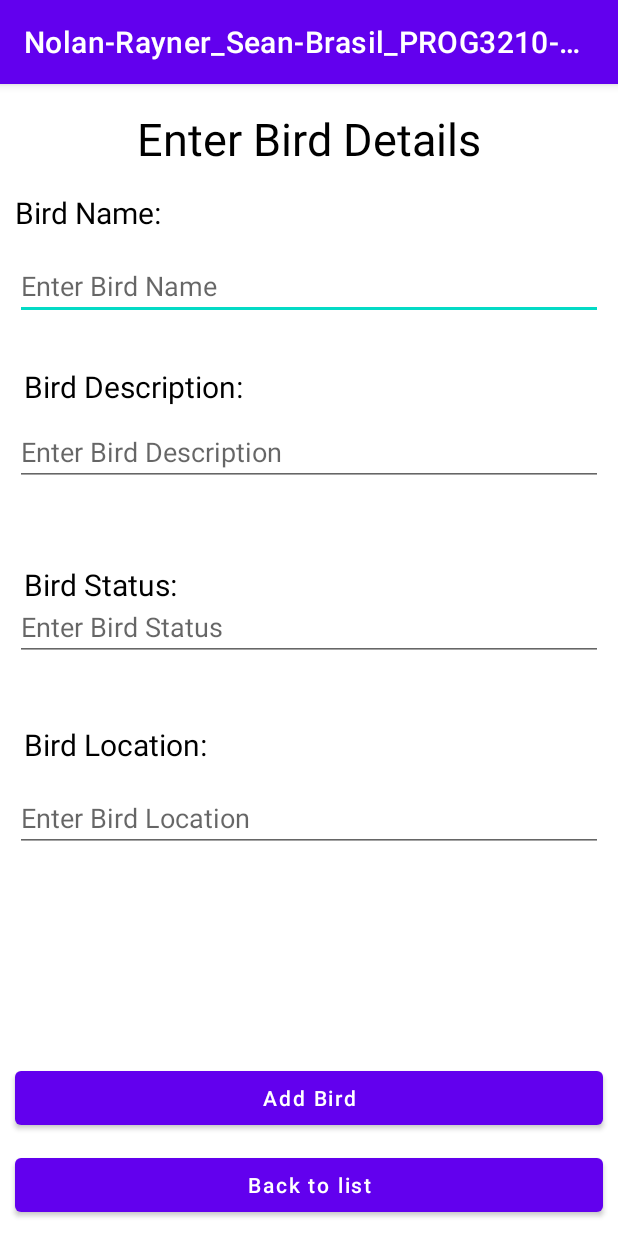
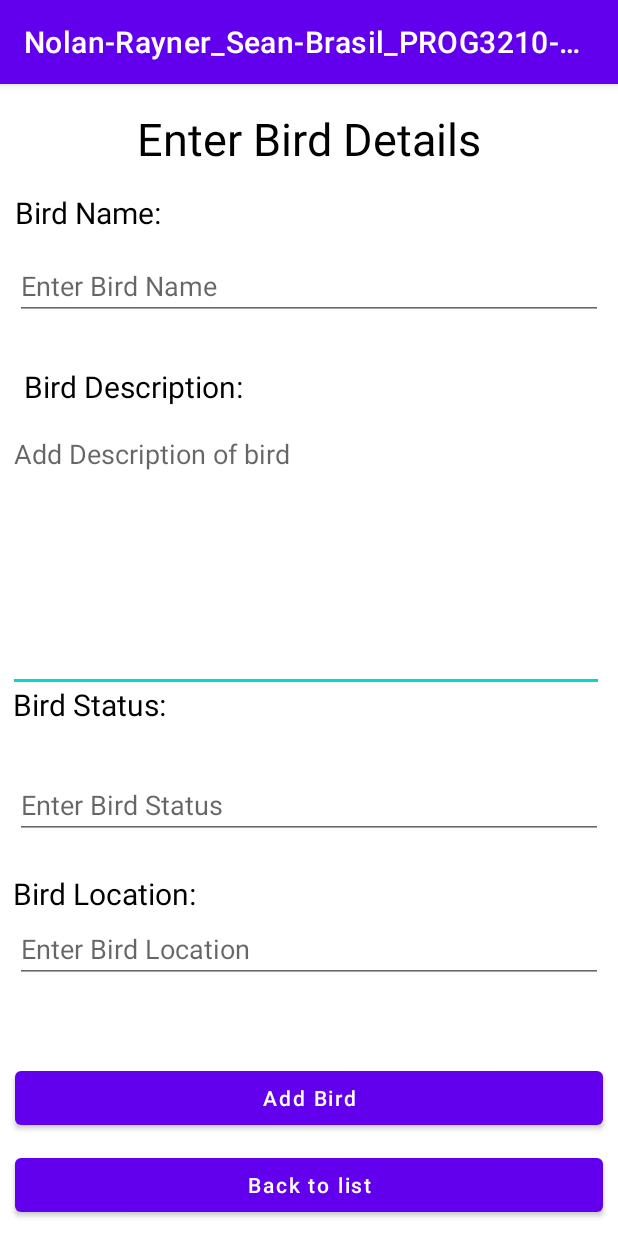
Before and after one commit to Nolan-Git/FinalProject, an Android app: the addBirdActivity screen opened directly, with no data from a screen before it, on a phone screen of 412 x 824 dp. Run offline under Robolectric (Android 15) with nearby library versions, the light colour scheme and no system bars.

Commit message:
Just some stuff

```diff
--- a/FinalProject/NolanRayner_SeanBrasil_PROG3210-FinalProject/app/src/main/res/layout/activity_add_bird.xml
+++ b/FinalProject/NolanRayner_SeanBrasil_PROG3210-FinalProject/app/src/main/res/layout/activity_add_bird.xml
@@ -6,32 +6,22 @@
     android:layout_height="match_parent"
     tools:context=".addBirdActivity">
 
-    <TextView
-        android:id="@+id/textView10"
-        android:layout_width="wrap_content"
-        android:layout_height="wrap_content"
-        android:layout_marginTop="320dp"
-        android:text="Bird Status:"
-        android:textColor="@color/black"
-        android:textSize="20dp"
+    <EditText
+        android:id="@+id/idEdtBirdDescription"
+        android:layout_width="397dp"
+        android:layout_height="181dp"
+        android:layout_marginTop="224dp"
+        android:ems="10"
+        android:gravity="start|top"
+        android:hint="Add Description of bird"
+        android:inputType="textMultiLine"
+        android:scrollbars="vertical"
+        app:layout_constraintBottom_toTopOf="@+id/idUPDBirdStatus"
         app:layout_constraintEnd_toEndOf="parent"
-        app:layout_constraintHorizontal_bias="0.051"
-        app:layout_constraintStart_toStartOf="parent"
-        app:layout_constraintTop_toTopOf="parent" />
-
-    <TextView
-        android:id="@+id/textView11"
-        android:layout_width="wrap_content"
-        android:layout_height="wrap_content"
-        android:text="Bird Location:"
-        android:textColor="@color/black"
-        android:textSize="20dp"
-        app:layout_constraintBottom_toBottomOf="parent"
-        app:layout_constraintEnd_toEndOf="parent"
-        app:layout_constraintHorizontal_bias="0.055"
+        app:layout_constraintHorizontal_bias="0.357"
         app:layout_constraintStart_toStartOf="parent"
         app:layout_constraintTop_toTopOf="parent"
-        app:layout_constraintVertical_bias="0.576" />
+        app:layout_constraintVertical_bias="0.794" />
 
     <TextView
         android:id="@+id/textView9"
@@ -79,9 +69,37 @@
         android:hint="Enter Bird Location"
         app:layout_constraintBottom_toBottomOf="parent"
         app:layout_constraintEnd_toEndOf="parent"
+        app:layout_constraintHorizontal_bias="0.526"
         app:layout_constraintStart_toStartOf="parent"
         app:layout_constraintTop_toTopOf="parent"
-        app:layout_constraintVertical_bias="0.65" />
+        app:layout_constraintVertical_bias="0.774" />
+
+    <TextView
+        android:id="@+id/textView11"
+        android:layout_width="wrap_content"
+        android:layout_height="wrap_content"
+        android:text="Bird Location:"
+        android:textColor="@color/black"
+        android:textSize="20dp"
+        app:layout_constraintBottom_toBottomOf="parent"
+        app:layout_constraintEnd_toEndOf="parent"
+        app:layout_constraintHorizontal_bias="0.031"
+        app:layout_constraintStart_toStartOf="parent"
+        app:layout_constraintTop_toTopOf="parent"
+        app:layout_constraintVertical_bias="0.71" />
+
+    <TextView
+        android:id="@+id/textView10"
+        android:layout_width="wrap_content"
+        android:layout_height="wrap_content"
+        android:layout_marginTop="400dp"
+        android:text="Bird Status:"
+        android:textColor="@color/black"
+        android:textSize="20dp"
+        app:layout_constraintEnd_toEndOf="parent"
+        app:layout_constraintHorizontal_bias="0.029"
+        app:layout_constraintStart_toStartOf="parent"
+        app:layout_constraintTop_toTopOf="parent" />
 
     <EditText
         android:id="@+id/idEdtBirdStatus"
@@ -91,22 +109,10 @@
         android:hint="Enter Bird Status"
         app:layout_constraintBottom_toBottomOf="parent"
         app:layout_constraintEnd_toEndOf="parent"
+        app:layout_constraintHorizontal_bias="0.157"
         app:layout_constraintStart_toStartOf="parent"
         app:layout_constraintTop_toTopOf="parent"
-        app:layout_constraintVertical_bias="0.469" />
-
-    <EditText
-        android:id="@+id/idEdtBirdDescription"
-        android:layout_width="match_parent"
-        android:layout_height="wrap_content"
-        android:layout_margin="10dp"
-        android:hint="Enter Bird Description"
-        app:layout_constraintBottom_toBottomOf="parent"
-        app:layout_constraintEnd_toEndOf="parent"
-        app:layout_constraintHorizontal_bias="1.0"
-        app:layout_constraintStart_toStartOf="parent"
-        app:layout_constraintTop_toTopOf="parent"
-        app:layout_constraintVertical_bias="0.303" />
+        app:layout_constraintVertical_bias="0.638" />
 
     <Button
         android:id="@+id/idBtnAddBird"
--- a/FinalProject/NolanRayner_SeanBrasil_PROG3210-FinalProject/app/src/main/res/layout/activity_update_bird.xml
+++ b/FinalProject/NolanRayner_SeanBrasil_PROG3210-FinalProject/app/src/main/res/layout/activity_update_bird.xml
@@ -11,7 +11,7 @@
         android:layout_width="wrap_content"
         android:layout_height="wrap_content"
         android:layout_marginStart="16dp"
-        android:layout_marginTop="408dp"
+        android:layout_marginTop="424dp"
         android:text="Bird Status:"
         android:textColor="@color/black"
         android:textSize="20dp"
```
Also changed, not shown: FinalProject/NolanRayner_SeanBrasil_PROG3210-FinalProject/app/src/main/java/com/example/nolan_rayner_sean_brasil_finalproject/BirdSearchActivity.java (+9 -4 lines), FinalProject/NolanRayner_SeanBrasil_PROG3210-FinalProject/app/src/main/java/com/example/nolan_rayner_sean_brasil_finalproject/DBHandler.java (+23 -7 lines).
